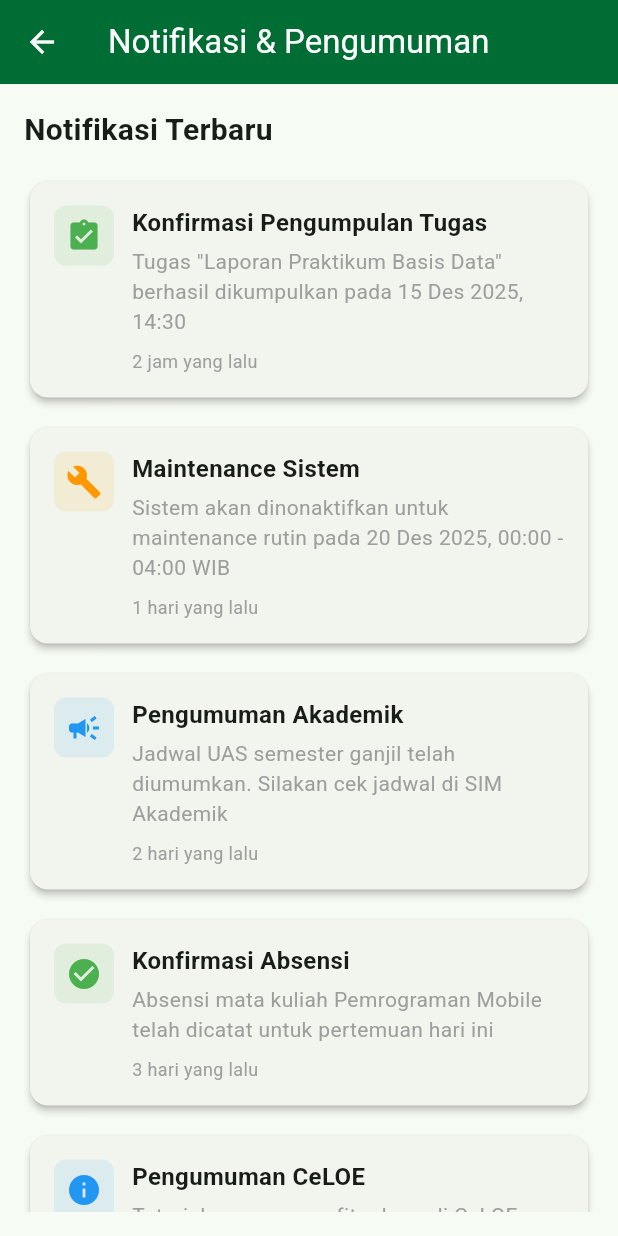
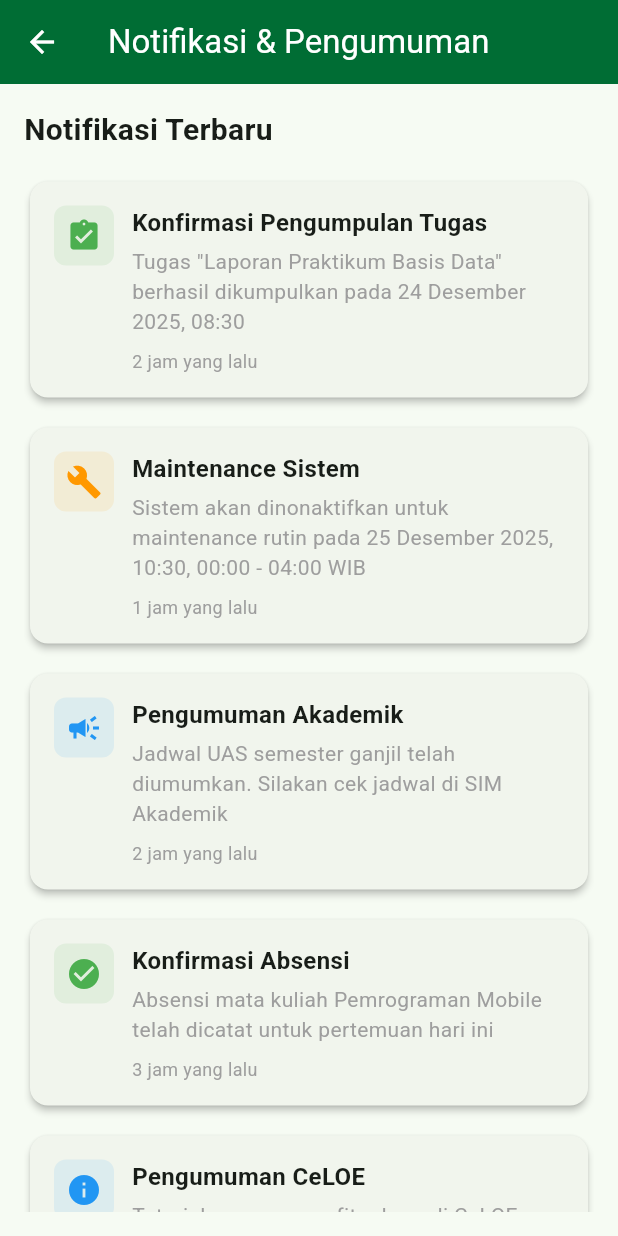
Before and after one commit to rinimaulia09/apk_uimlms, a Flutter app: the NotificationsScreen screen opened directly, on a phone screen of 412 x 824 dp. Run offline on Flutter 3.47's test engine with Material 3 defaults, Android fonts, the phone set to English and light mode, and no system bars.

Commit message:
menambahkan tanggal secara otomatis berdasarkan sistem

```diff
--- a/lib/screens/notifications_screen.dart
+++ b/lib/screens/notifications_screen.dart
@@ -5,6 +5,9 @@ class NotificationsScreen extends StatelessWidget {
 
   @override
   Widget build(BuildContext context) {
+    // Generate dynamic dates for notifications
+    final now = DateTime.now();
+
     return Scaffold(
       appBar: AppBar(
         title: const Text('Notifikasi & Pengumuman'),
@@ -26,16 +29,16 @@ class NotificationsScreen extends StatelessWidget {
                 children: [
                   _buildNotificationCard(
                     'Konfirmasi Pengumpulan Tugas',
-                    'Tugas "Laporan Praktikum Basis Data" berhasil dikumpulkan pada 15 Des 2025, 14:30',
-                    '2 jam yang lalu',
+                    'Tugas "Laporan Praktikum Basis Data" berhasil dikumpulkan pada ${_formatDate(now.subtract(const Duration(hours: 2)))}',
+                    _formatTimeAgo(2),
                     Icons.assignment_turned_in,
                     Colors.green,
                   ),
                   const SizedBox(height: 12),
                   _buildNotificationCard(
                     'Maintenance Sistem',
-                    'Sistem akan dinonaktifkan untuk maintenance rutin pada 20 Des 2025, 00:00 - 04:00 WIB',
-                    '1 hari yang lalu',
+                    'Sistem akan dinonaktifkan untuk maintenance rutin pada ${_formatDate(now.add(const Duration(days: 1)))}, 00:00 - 04:00 WIB',
+                    _formatTimeAgo(1),
                     Icons.build,
                     Colors.orange,
                   ),
@@ -43,7 +46,7 @@ class NotificationsScreen extends StatelessWidget {
                   _buildNotificationCard(
                     'Pengumuman Akademik',
                     'Jadwal UAS semester ganjil telah diumumkan. Silakan cek jadwal di SIM Akademik',
-                    '2 hari yang lalu',
+                    _formatTimeAgo(2),
                     Icons.campaign,
                     Colors.blue,
                   ),
@@ -51,7 +54,7 @@ class NotificationsScreen extends StatelessWidget {
                   _buildNotificationCard(
                     'Konfirmasi Absensi',
                     'Absensi mata kuliah Pemrograman Mobile telah dicatat untuk pertemuan hari ini',
-                    '3 hari yang lalu',
+                    _formatTimeAgo(3),
                     Icons.check_circle,
                     Colors.green,
                   ),
@@ -59,7 +62,7 @@ class NotificationsScreen extends StatelessWidget {
                   _buildNotificationCard(
                     'Pengumuman CeLOE',
                     'Tutorial penggunaan fitur baru di CeLOE tersedia di halaman bantuan',
-                    '5 hari yang lalu',
+                    _formatTimeAgo(5),
                     Icons.info,
                     Colors.blue,
                   ),
@@ -67,7 +70,7 @@ class NotificationsScreen extends StatelessWidget {
                   _buildNotificationCard(
                     'Batas Pengumpulan Tugas',
                     'Ingat! Batas pengumpulan tugas Pemrograman Mobile adalah besok pukul 23:59',
-                    '1 minggu yang lalu',
+                    _formatTimeAgo(7),
                     Icons.warning,
                     Colors.red,
                   ),
@@ -78,6 +81,42 @@ class NotificationsScreen extends StatelessWidget {
         ),
       ),
     );
+  }
+
+  String _formatDate(DateTime date) {
+    return '${date.day} ${_getMonthName(date.month)} ${date.year}, ${date.hour.toString().padLeft(2, '0')}:${date.minute.toString().padLeft(2, '0')}';
+  }
+
+  String _formatTimeAgo(int hours) {
+    if (hours < 24) {
+      return '$hours jam yang lalu';
+    } else {
+      int days = (hours / 24).floor();
+      if (days == 1) {
+        return '1 hari yang lalu';
+      } else {
+        return '$days hari yang lalu';
+      }
+    }
+  }
+
+  String _getMonthName(int month) {
+    const months = [
+      '',
+      'Januari',
+      'Februari',
+      'Maret',
+      'April',
+      'Mei',
+      'Juni',
+      'Juli',
+      'Agustus',
+      'September',
+      'Oktober',
+      'November',
+      'Desember',
+    ];
+    return months[month];
   }
 
   Widget _buildNotificationCard(
```
Also changed, not shown: lib/screens/home_screen.dart (+33 -2 lines), lib/screens/profile_screen.dart (+40 -2 lines).
